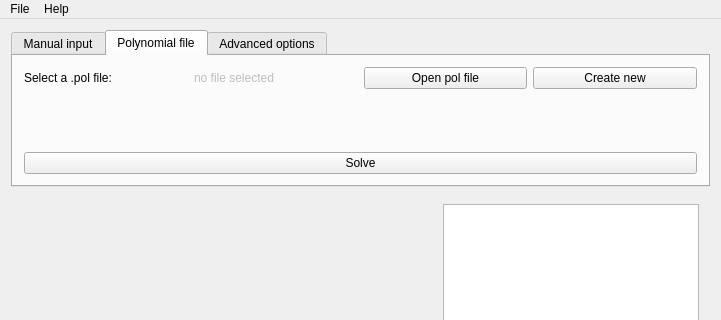
First picture: the form in src/xmpsolve/mainwindow.ui, repository robol/MPSolve, before the edit; both pictures show x 0 to 721 and y 0 to 320 of the 721 by 555 pixel window.
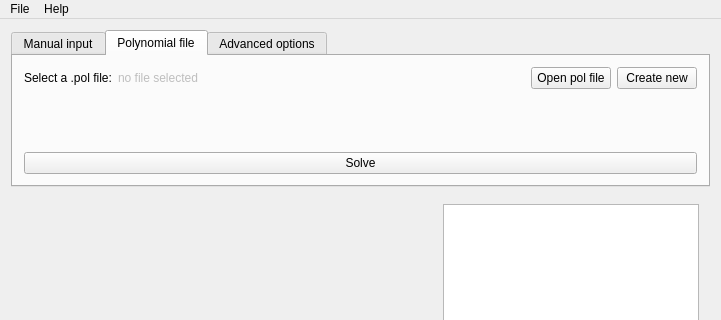
Second picture: the form after the edit. The open tabs and pages were chosen to show the change. Icons and pictures are not drawn. Custom widgets are drawn as their Qt base class.

What changed in the file:
```diff
--- a/src/xmpsolve/mainwindow.ui
+++ b/src/xmpsolve/mainwindow.ui
@@ -94,6 +94,12 @@
                 <property name="enabled">
                  <bool>false</bool>
                 </property>
+                <property name="sizePolicy">
+                 <sizepolicy hsizetype="Expanding" vsizetype="Preferred">
+                  <horstretch>0</horstretch>
+                  <verstretch>0</verstretch>
+                 </sizepolicy>
+                </property>
                 <property name="text">
                  <string>no file selected</string>
                 </property>
```
